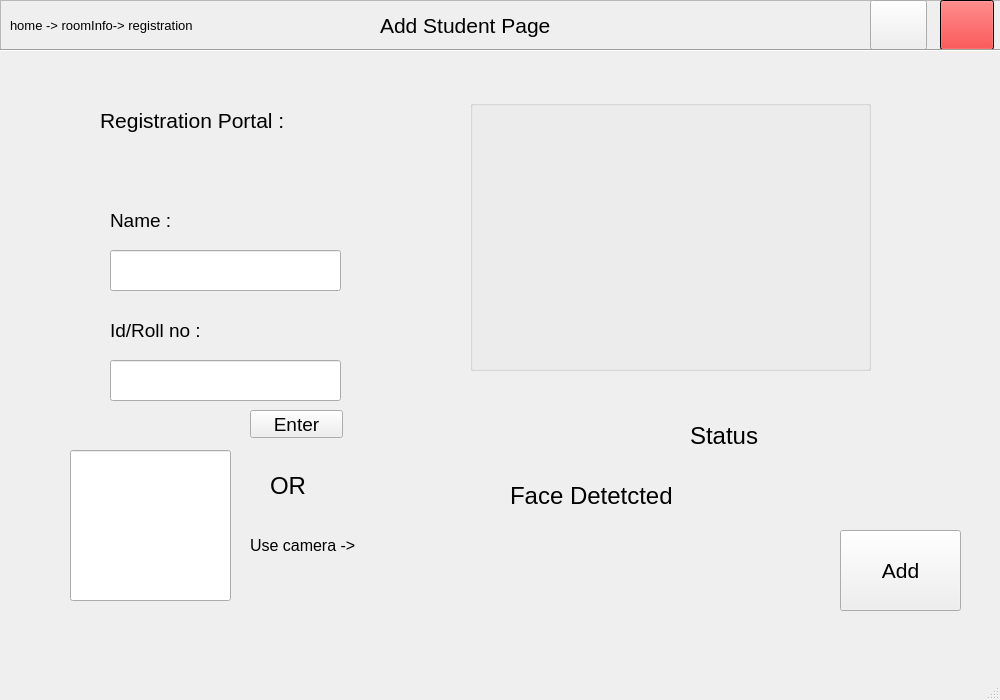
Above: src/frontend/addStudent.ui from Fayyez/Hazir-smart-attendance-management before the change. Below: the same form after it.
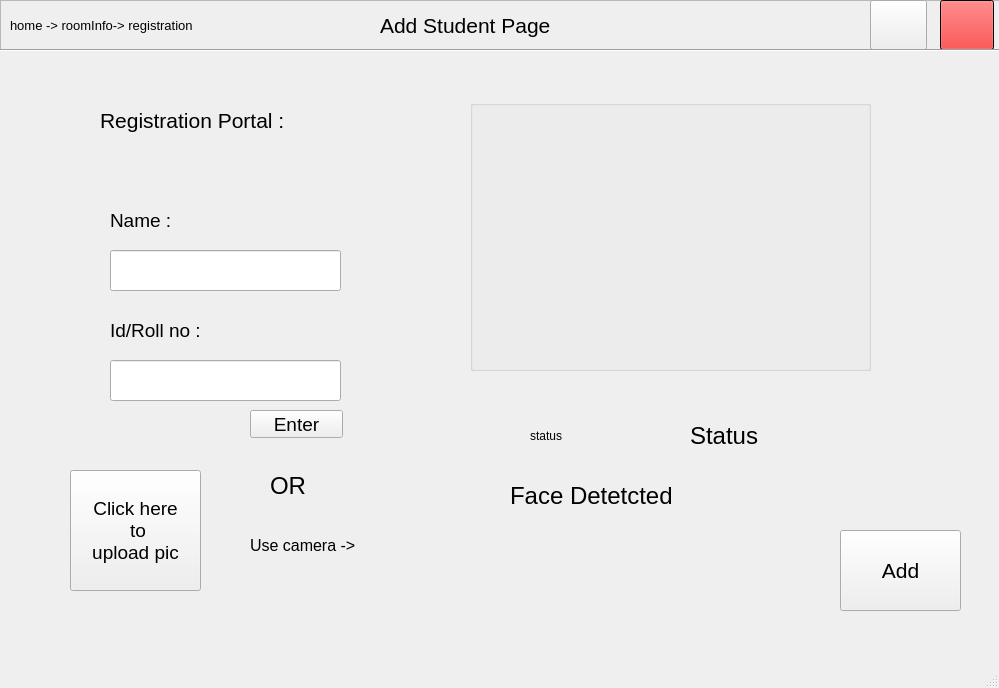
That is the form after the change. Icons and pictures are not drawn.

```diff
--- a/src/frontend/addStudent.ui
+++ b/src/frontend/addStudent.ui
@@ -6,8 +6,8 @@
    <rect>
     <x>0</x>
     <y>0</y>
-    <width>1000</width>
-    <height>700</height>
+    <width>999</width>
+    <height>688</height>
    </rect>
   </property>
   <property name="windowTitle">
@@ -631,19 +631,6 @@
       <string/>
      </property>
     </widget>
-    <widget class="QLineEdit" name="lineEdit_3">
-     <property name="geometry">
-      <rect>
-       <x>10</x>
-       <y>280</y>
-       <width>161</width>
-       <height>151</height>
-      </rect>
-     </property>
-     <property name="dragEnabled">
-      <bool>true</bool>
-     </property>
-    </widget>
     <widget class="QLabel" name="or_heading">
      <property name="geometry">
       <rect>
@@ -693,6 +680,23 @@
       <string>Enter</string>
      </property>
     </widget>
+    <widget class="QPushButton" name="upload_pic_button">
+     <property name="geometry">
+      <rect>
+       <x>10</x>
+       <y>300</y>
+       <width>131</width>
+       <height>121</height>
+      </rect>
+     </property>
+     <property name="text">
+      <string>
+Click here 
+ to
+upload pic
+ </string>
+     </property>
+    </widget>
    </widget>
    <widget class="QLabel" name="registration_portal_heading">
     <property name="geometry">
@@ -811,7 +815,7 @@
    <widget class="QLabel" name="label_2">
     <property name="geometry">
      <rect>
-      <x>540</x>
+      <x>530</x>
       <y>410</y>
       <width>71</width>
       <height>51</height>
@@ -855,7 +859,7 @@
      </palette>
     </property>
     <property name="text">
-     <string/>
+     <string>status</string>
     </property>
     <property name="pixmap">
      <pixmap>../assets/tick.png</pixmap>
```
Left out of the diff: 18 changed lines with no effect on the pictures.
